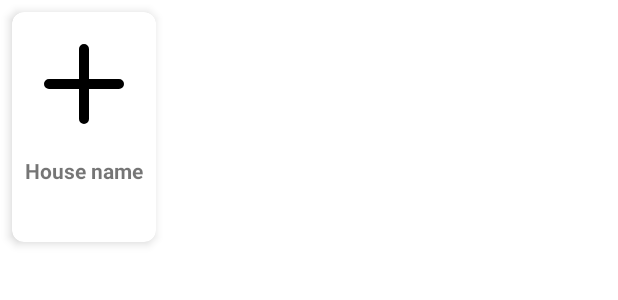
After one commit to DePoli97/mobile-wearables, an Android app: the layout search_item.xml on its own in the app's theme, with its tools: preview values and no code run, on a phone screen of 412 x 824 dp. The commit adds this screen. Shown: the top 300 px of the screen. Run offline under Robolectric (Android 15) with nearby library versions, the phone set to English and light mode, and no system bars.

Commit message:
simple item search

```diff
--- a/app/src/main/java/com/example/inventorymapper/Database.java
+++ b/app/src/main/java/com/example/inventorymapper/Database.java
@@ -72,11 +72,6 @@ public final class Database {
         // TODO: delete the item from Databaase, household refernece?
     }
 
-
-    public static DatabaseReference getAllItems() {
-        return mDatabase.child("items");
-    }
-
     public static DatabaseReference getAllHouseholds() {
         return mDatabase.child("households");
     }
--- a/app/src/main/java/com/example/inventorymapper/ui/model/Location.java
+++ b/app/src/main/java/com/example/inventorymapper/ui/model/Location.java
@@ -12,13 +12,14 @@ public class Location {
     private List<Item> items;
 
     public Location() {
-
+        this.items = new ArrayList<>();
     }
 
     public Location(String name, String description) {
         this.name = name;
         this.description = description;
         this.sublocations = new ArrayList<>();
+        this.items = new ArrayList<>();
     }
 
     public Location(String id, String name, String description) {
@@ -26,6 +27,7 @@ public class Location {
         this.name = name;
         this.description = description;
         this.sublocations = new ArrayList<>();
+        this.items = new ArrayList<>();
     }
 
     public Location(String id, String name, String description, List<Location> sublocations) {
@@ -33,6 +35,7 @@ public class Location {
         this.name = name;
         this.description = description;
         this.sublocations = sublocations;
+        this.items = new ArrayList<>();
     }
 
     public Location addSublocation(Location loc) {
--- /dev/null
+++ b/app/src/main/res/layout/search_item.xml
@@ -0,0 +1,44 @@
+<?xml version="1.0" encoding="utf-8"?>
+<androidx.cardview.widget.CardView xmlns:android="http://schemas.android.com/apk/res/android"
+    xmlns:card_view="http://schemas.android.com/apk/res-auto"
+    android:layout_width="wrap_content"
+    android:layout_height="wrap_content"
+    card_view:cardCornerRadius="8dp"
+    card_view:cardElevation="4dp"
+    android:layout_margin="8dp">
+
+    <LinearLayout
+        android:layout_width="match_parent"
+        android:layout_height="wrap_content"
+        android:gravity="center"
+        android:orientation="vertical"
+        android:padding="8dp">
+
+        <ImageView
+            android:id="@+id/item_image"
+            android:layout_width="80dp"
+            android:layout_height="80dp"
+            android:contentDescription="asdf"
+            android:src="@drawable/plus" />
+
+        <TextView
+            android:id="@+id/house_name"
+            android:layout_width="match_parent"
+            android:layout_height="wrap_content"
+            android:layout_marginTop="8dp"
+            android:text="House name"
+            android:textAlignment="center"
+            android:textStyle="bold" />
+
+        <TextView
+            android:id="@+id/item_name"
+            android:layout_width="match_parent"
+            android:layout_height="wrap_content"
+            android:layout_marginTop="8dp"
+            android:textAlignment="center"
+            android:textColor="@android:color/black"
+            android:textSize="16sp" />
+
+    </LinearLayout>
+
+</androidx.cardview.widget.CardView>
--- a/app/src/main/res/menu/activity_main_drawer.xml
+++ b/app/src/main/res/menu/activity_main_drawer.xml
@@ -6,7 +6,7 @@
     <group android:checkableBehavior="single">
         <item
             android:id="@+id/nav_households"
-            android:icon="@drawable/find"
+            android:icon="@drawable/mapic_house_window"
             android:title="@string/menu_home" />
         <item
             android:id="@+id/nav_map"
@@ -14,7 +14,7 @@
             android:title="@string/menu_map" />
         <item
             android:id="@+id/nav_user"
-            android:icon="@drawable/user"
-            android:title="@string/menu_user" />
+            android:icon="@drawable/find"
+            android:title="@string/menu_search" />
     </group>
 </menu>
--- a/app/src/main/res/navigation/mobile_navigation.xml
+++ b/app/src/main/res/navigation/mobile_navigation.xml
@@ -18,7 +18,7 @@
 
     <fragment
         android:id="@+id/nav_user"
-        android:name="com.example.inventorymapper.ui.slideshow.SlideshowFragment"
-        android:label="@string/menu_user"
-        tools:layout="@layout/fragment_slideshow" />
+        android:name="com.example.inventorymapper.ui.search.SearchFragment"
+        android:label="@string/menu_search"
+        tools:layout="@layout/fragment_search" />
 </navigation>
--- a/app/src/main/res/values/strings.xml
+++ b/app/src/main/res/values/strings.xml
@@ -7,6 +7,6 @@
 
     <string name="menu_home">Households</string>
     <string name="menu_map">Map</string>
-    <string name="menu_user">User</string>
+    <string name="menu_search">Search</string>
     <string name="nav_header_title">Inventory Mapper 📍</string>
 </resources>
```
Also changed, not shown: app/src/main/java/com/example/inventorymapper/ui/search/SearchFragment.java (added, +60 -0 lines), app/src/main/java/com/example/inventorymapper/ui/search/SearchItemAdapter.java (added, +99 -0 lines), app/src/main/java/com/example/inventorymapper/ui/search/SearchViewModel.java (added, +91 -0 lines), app/src/main/java/com/example/inventorymapper/ui/slideshow/SlideshowFragment.java (deleted, +0 -37 lines), app/src/main/java/com/example/inventorymapper/ui/slideshow/SlideshowViewModel.java (deleted, +0 -19 lines), app/src/main/res/layout/fragment_search.xml (added, +35 -0 lines), app/src/main/res/layout/fragment_slideshow.xml (deleted, +0 -22 lines).
